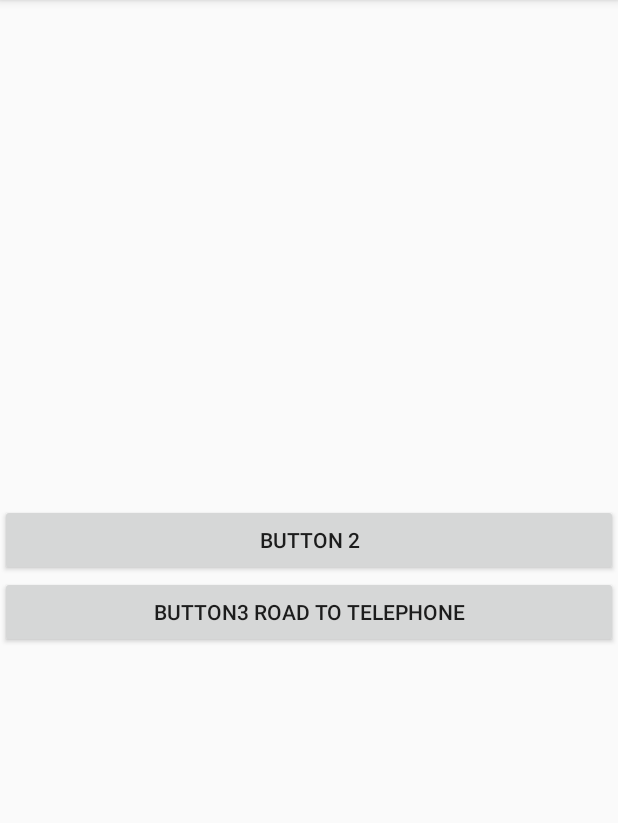
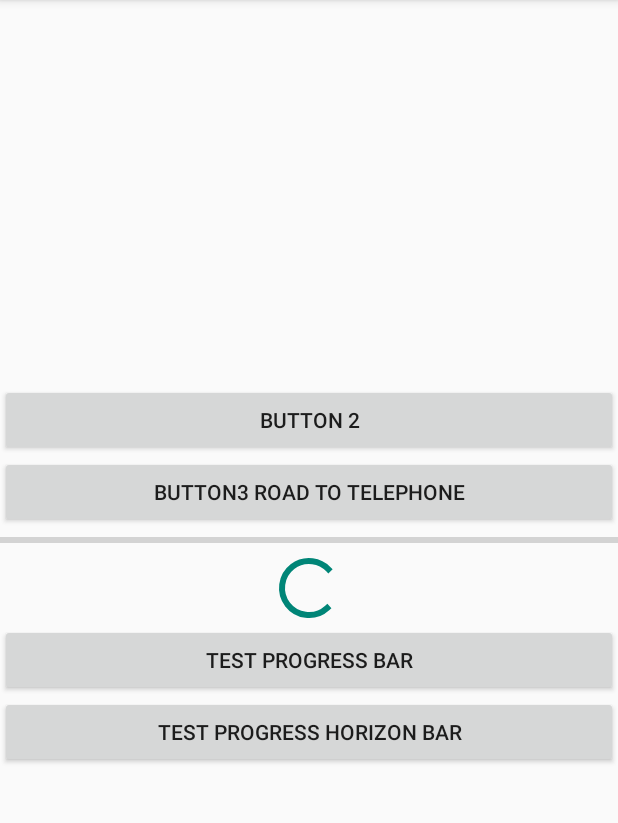
Before and after one commit to majiajun1/RouteToAndroid, an Android app: the SecondActivity screen opened directly, with no data from a screen before it, on a phone screen of 412 x 824 dp, the part 84-907 px from its top. Run offline under Robolectric (Android 15) with nearby library versions, the phone set to English and light mode, and no system bars.

Commit message:
202512112010

```diff
--- a/app/src/main/java/com/example/myapplication/MainActivity.java
+++ b/app/src/main/java/com/example/myapplication/MainActivity.java
@@ -53,6 +53,7 @@ public class MainActivity extends AppCompatActivity  { //MainActivity 是继承
                 Toast.makeText(MainActivity.this,text,Toast.LENGTH_SHORT).show();
             }else{
                 Toast.makeText(MainActivity.this,"Input empty",Toast.LENGTH_SHORT).show();
+                binding.imageview.setImageResource(R.drawable.ic_launcher_background);
             }
 
         });
--- a/app/src/main/res/layout/activity_main.xml
+++ b/app/src/main/res/layout/activity_main.xml
@@ -40,6 +40,12 @@
         android:text="Print the type text"
         android:id="@+id/printType"/>
 
+    <ImageView
+        android:layout_width="match_parent"
+        android:layout_height="wrap_content"
+        android:id="@+id/imageview"
+       android:src="@drawable/img"
+        />
 
 
 </LinearLayout>
--- a/app/src/main/res/layout/activity_main2.xml
+++ b/app/src/main/res/layout/activity_main2.xml
@@ -19,4 +19,34 @@
         android:layout_height="wrap_content"
         android:id="@+id/button3"
         android:text="Button3 road to telephone" />
+
+    <ProgressBar
+        android:layout_width="match_parent"
+        android:layout_height="wrap_content"
+        android:id="@+id/progressHorizonBar"
+        style="?android:attr/progressBarStyleHorizontal"
+        android:max="100"
+        />
+
+
+    <ProgressBar
+        android:layout_width="match_parent"
+        android:layout_height="wrap_content"
+        android:id="@+id/progressBar"
+
+
+        />
+
+    <Button
+        android:layout_width="match_parent"
+        android:layout_height="wrap_content"
+        android:id="@+id/testProgressBar"
+        android:text="test Progress Bar"
+        />
+    <Button
+        android:layout_width="match_parent"
+        android:layout_height="wrap_content"
+        android:id="@+id/testProgressHorizonBar"
+        android:text="test Progress Horizon Bar"
+        />
 </LinearLayout>
```
Also changed, not shown: app/src/main/java/com/example/myapplication/SecondActivity.java (+50 -1 lines), app/src/main/res/drawable/img.png (added), 1 other file.
